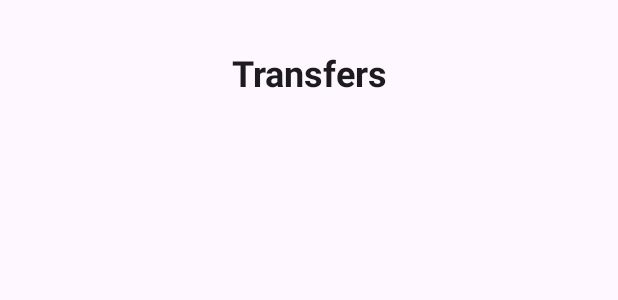
After one commit to pautpdam/t8a1-Tortosa-Pau, an Android app: the layout activity_transfer.xml on its own in the app's theme, with its tools: preview values and no code run, on a phone screen of 412 x 824 dp. The commit adds this screen. Shown: the top 300 px of the screen. Run offline under Robolectric (Android 15) with nearby library versions, the phone set to English and light mode, and no system bars.

Commit message:
t5a2 -> Modificaciones clase

```diff
--- a/app/src/main/AndroidManifest.xml
+++ b/app/src/main/AndroidManifest.xml
@@ -13,6 +13,9 @@
         android:theme="@style/Theme.T4a2TortosaPau"
         tools:targetApi="31">
         <activity
+            android:name=".TransferActivity"
+            android:exported="false" />
+        <activity
             android:name=".WelcomeActivity"
             android:exported="true">
             <intent-filter>
@@ -26,8 +29,7 @@
             android:exported="false" />
         <activity
             android:name=".LoginActivity"
-            android:exported="true">
-        </activity>
+            android:exported="true"></activity>
     </application>
 
 </manifest>
--- /dev/null
+++ b/app/src/main/res/layout/activity_transfer.xml
@@ -0,0 +1,22 @@
+<?xml version="1.0" encoding="utf-8"?>
+<androidx.constraintlayout.widget.ConstraintLayout xmlns:android="http://schemas.android.com/apk/res/android"
+    xmlns:app="http://schemas.android.com/apk/res-auto"
+    xmlns:tools="http://schemas.android.com/tools"
+    android:id="@+id/main"
+    android:layout_width="match_parent"
+    android:layout_height="match_parent"
+    tools:context=".TransferActivity">
+
+    <com.google.android.material.textview.MaterialTextView
+        android:id="@+id/textoBienvenidaBanco"
+        android:layout_width="wrap_content"
+        android:layout_height="wrap_content"
+        android:layout_marginTop="32dp"
+        android:text="@string/transfers"
+        android:textStyle="bold"
+        android:textAppearance="@style/TextAppearance.MaterialComponents.Headline5"
+        app:layout_constraintTop_toTopOf="parent"
+        app:layout_constraintStart_toStartOf="parent"
+        app:layout_constraintEnd_toEndOf="parent" />
+
+</androidx.constraintlayout.widget.ConstraintLayout>
--- a/app/src/main/res/values/strings.xml
+++ b/app/src/main/res/values/strings.xml
@@ -17,4 +17,5 @@
     <string name="cajeros">CASHIERS</string>
     <string name="exitBank">EXIT</string>
     <string name="buttonDescription">A button that does nothing</string>
+    <string name="transfers">Transfers</string>
 </resources>
```
Also changed, not shown: app/src/main/java/com/example/t3a3_tortosa_pau/TransferActivity.kt (added, +20 -0 lines), 1 other file.
